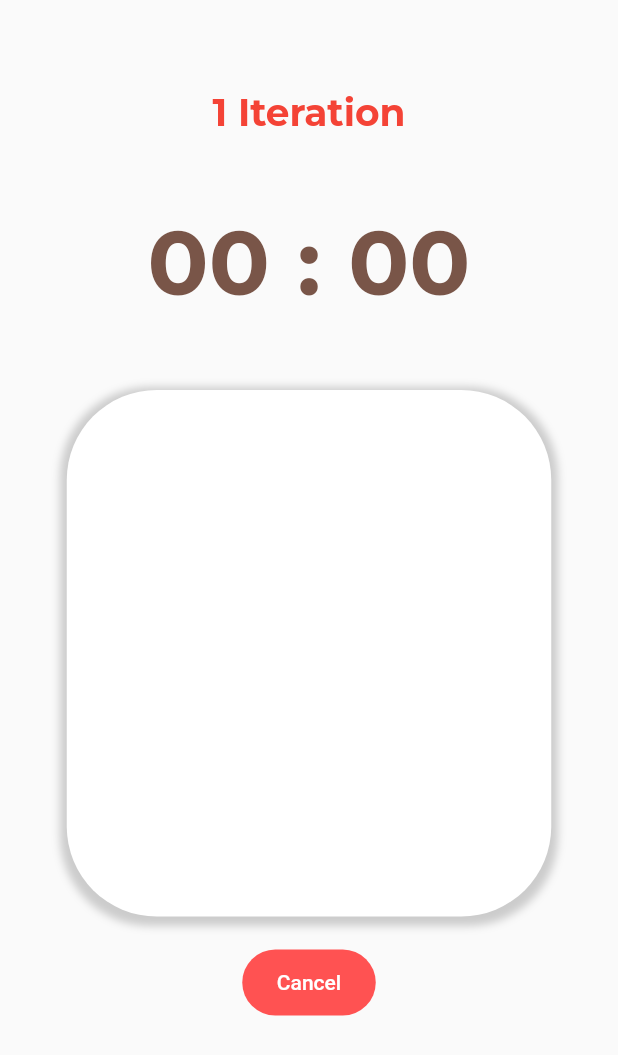
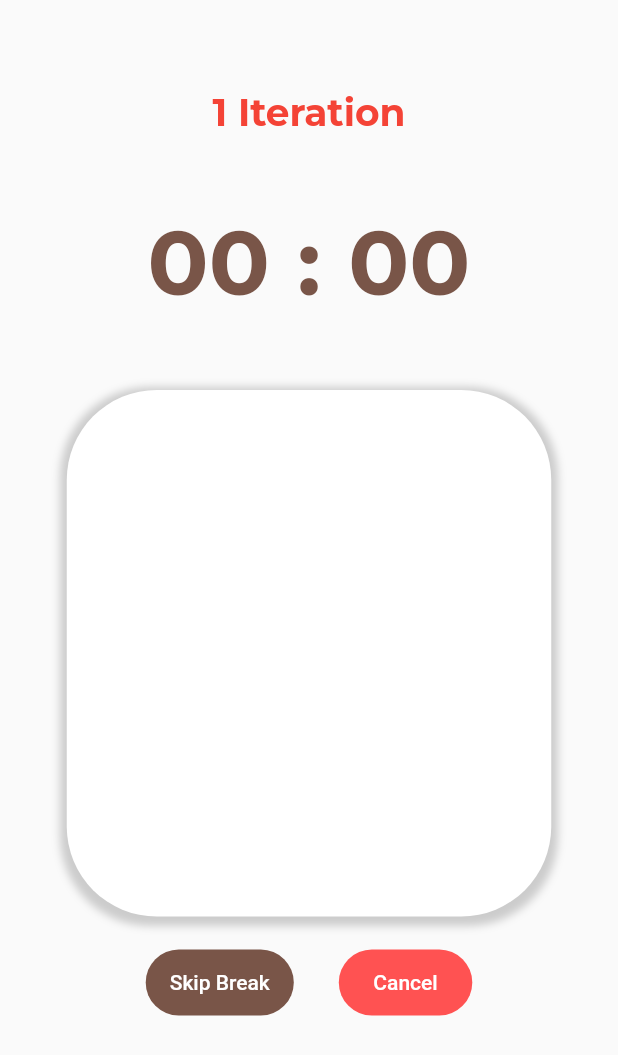
Before and after one commit to Nonbcc/Hourglass, a Flutter app: the HourglassScreen screen opened directly, on a phone screen of 412 x 824 dp. Shown: the top 1055 px of the screen. Run offline on Flutter 3.47's test engine with Material 2 defaults, Android fonts, the light colour scheme and no system bars; our stand-ins replace google_fonts.

Commit message:
third commit

```diff
--- a/lib/widgets/displaytimer.dart
+++ b/lib/widgets/displaytimer.dart
@@ -21,7 +21,8 @@ class _DisplayTimerState extends State<DisplayTimer> {
           height: 60,
         ),
         Text(
-          provider.currentState == 'Focus'
+          provider.currentState == TimerState.focus ||
+                  provider.currentState == TimerState.end
               ? "${provider.iteration} Iteration"
               : "Break Time",
           style: textStyle(25, Colors.red, FontWeight.w700),
@@ -33,8 +34,11 @@ class _DisplayTimerState extends State<DisplayTimer> {
               width: MediaQuery.of(context).size.width / 4.2,
               height: 170,
               child: Center(
-                child: Provider.of<TimerService>(context, listen: false)
-                    .changeMinutesUnit(),
+                child: Text(
+                  Provider.of<TimerService>(context, listen: false)
+                      .changeMinutesUnit(provider.currentDuration),
+                  style: textStyle(60, Colors.brown, FontWeight.bold),
+                ),
               ),
             ),
             const SizedBox(
@@ -51,8 +55,11 @@ class _DisplayTimerState extends State<DisplayTimer> {
               width: MediaQuery.of(context).size.width / 4.2,
               height: 170,
               child: Center(
-                child: Provider.of<TimerService>(context, listen: false)
-                    .changeSecondsUnit(),
+                child: Text(
+                  Provider.of<TimerService>(context, listen: false)
+                      .changeSecondsUnit(provider.currentDuration),
+                  style: textStyle(60, Colors.brown, FontWeight.bold),
+                ),
               ),
             ),
           ],
--- a/lib/widgets/timecontroller.dart
+++ b/lib/widgets/timecontroller.dart
@@ -23,25 +23,50 @@ class _TimeControllerState extends State<TimeController> {
         borderRadius: BorderRadius.all(Radius.circular(100)),
       ),
     );
+    final ButtonStyle flatButtonStyle2 = TextButton.styleFrom(
+      backgroundColor: Colors.brown,
+      foregroundColor: Colors.white,
+      minimumSize: const Size(89, 44),
+      padding: const EdgeInsets.symmetric(horizontal: 16.0),
+      shape: const RoundedRectangleBorder(
+        borderRadius: BorderRadius.all(Radius.circular(100)),
+      ),
+    );
 
-    return Center(
-      child: TextButton(
+    final provider = Provider.of<TimerService>(context);
+
+    return Row(
+      mainAxisAlignment: MainAxisAlignment.center,
+      children: [
+        TextButton(
+          style: flatButtonStyle2,
+          onPressed: () {},
+          child: const Text('Skip Break'),
+        ),
+        const SizedBox(
+          width: 30,
+        ),
+        TextButton(
           style: flatButtonStyle,
           onPressed: () {
-          Provider.of<TimerService>(context, listen: false).stop();
+            Provider.of<TimerService>(context, listen: false).pause();
             showDialog(
               context: context,
               builder: (context) => AlertDialog(
                 alignment: Alignment.center,
                 title: Text(
                   'Do you want to cancel your session?',
-                style: textStyle(22),
+                  style: textStyle(18),
+                ),
+                content: Text(
+                  'Already read: ${Provider.of<TimerService>(context, listen: false).changeHoursUnit(provider.sumTime)} h ${Provider.of<TimerService>(context, listen: false).changeMinutesUnit(provider.sumTime)} m ${Provider.of<TimerService>(context, listen: false).changeSecondsUnit(provider.sumTime)} s ',
+                  style: textStyle(14),
                 ),
                 actions: [
                   TextButton(
                       onPressed: () {
                         Provider.of<TimerService>(context, listen: false)
-                          .cancelSession();
+                            .cancelSession(context);
                         Navigator.push(context,
                             MaterialPageRoute(builder: (BuildContext context) {
                           return const SubmitScreen();
@@ -54,18 +79,21 @@ class _TimeControllerState extends State<TimeController> {
                   TextButton(
                     onPressed: () {
                       Navigator.pop(context);
-                      Provider.of<TimerService>(context, listen: false).start();
+                      Provider.of<TimerService>(context, listen: false)
+                          .start(context);
                     },
                     child: Text(
                       'No',
                       style: textStyle(16),
-                    )),
+                    ),
+                  ),
                 ],
               ),
             );
           },
           child: const Text('Cancel'),
         ),
+      ],
     );
   }
 }
```
Also changed, not shown: lib/models/display_time.dart (added, +17 -0 lines), lib/timeservice.dart (+108 -40 lines), lib/widgets/inputbox.dart (+4 -4 lines). Lines whose indentation alone changed are shown as unchanged.
